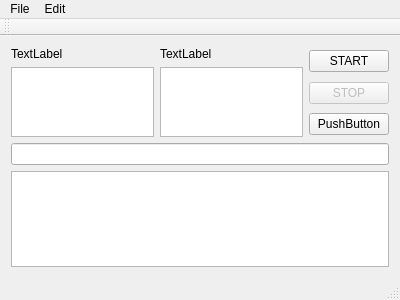
Above: mainwindow.ui from lost222/My_router before the change. Below: the same form after it.
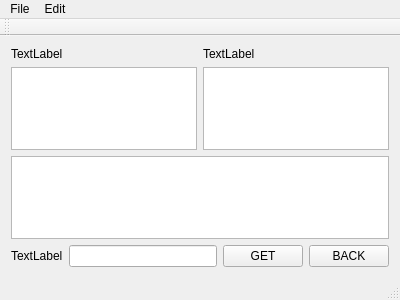
That is the form after the change.

```diff
--- a/mainwindow.ui
+++ b/mainwindow.ui
@@ -15,17 +15,7 @@
   </property>
   <widget class="QWidget" name="centralWidget">
    <layout class="QGridLayout" name="gridLayout">
-    <item row="1" column="1">
-     <widget class="QPushButton" name="stopButton">
-      <property name="enabled">
-       <bool>false</bool>
-      </property>
-      <property name="text">
-       <string>STOP</string>
-      </property>
-     </widget>
-    </item>
-    <item row="0" column="0" rowspan="3">
+    <item row="0" column="0" colspan="4">
      <layout class="QHBoxLayout" name="horizontalLayout">
       <item>
        <layout class="QVBoxLayout" name="verticalLayout">
@@ -57,26 +47,33 @@
       </item>
      </layout>
     </item>
-    <item row="3" column="0" colspan="2">
-     <widget class="QLineEdit" name="lineEdit"/>
-    </item>
-    <item row="2" column="1">
-     <widget class="QPushButton" name="pushButton_3">
-      <property name="text">
-       <string>PushButton</string>
-      </property>
-     </widget>
-    </item>
-    <item row="0" column="1">
-     <widget class="QPushButton" name="startButton">
-      <property name="text">
-       <string>START</string>
-      </property>
-     </widget>
-    </item>
-    <item row="4" column="0" colspan="2">
+    <item row="1" column="0" colspan="4">
      <widget class="QListWidget" name="info_list"/>
     </item>
+    <item row="2" column="0">
+     <widget class="QLabel" name="label_ipinput">
+      <property name="text">
+       <string>TextLabel</string>
+      </property>
+     </widget>
+    </item>
+    <item row="2" column="1">
+     <widget class="QLineEdit" name="IP_input"/>
+    </item>
+    <item row="2" column="2">
+     <widget class="QPushButton" name="GetButton">
+      <property name="text">
+       <string>GET</string>
+      </property>
+     </widget>
+    </item>
+    <item row="2" column="3">
+     <widget class="QPushButton" name="BackButton">
+      <property name="text">
+       <string>BACK</string>
+      </property>
+     </widget>
+    </item>
    </layout>
   </widget>
   <widget class="QMenuBar" name="menuBar">
```
